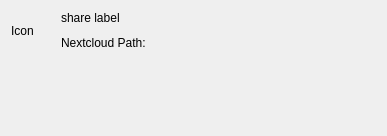
First picture: the form in src/gui/sharedialog.ui, repository nextcloud/desktop, before the edit.
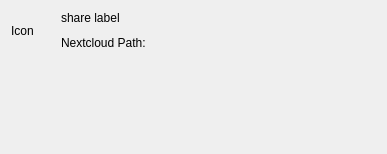
Second picture: the form after the edit.

Commit message: modify layout to get global scroll bar in share dialog

Diff of the .ui file:
```diff
--- a/src/gui/sharedialog.ui
+++ b/src/gui/sharedialog.ui
@@ -7,17 +7,29 @@
     <x>0</x>
     <y>0</y>
     <width>385</width>
-    <height>150</height>
+    <height>169</height>
    </rect>
   </property>
-  <layout class="QVBoxLayout" name="shareDialogVerticalLayout">
+  <property name="sizePolicy">
+   <sizepolicy hsizetype="Preferred" vsizetype="Expanding">
+    <horstretch>0</horstretch>
+    <verstretch>0</verstretch>
+   </sizepolicy>
+  </property>
+  <property name="maximumSize">
+   <size>
+    <width>16777215</width>
+    <height>800</height>
+   </size>
+  </property>
+  <layout class="QVBoxLayout" name="verticalLayout_3">
    <property name="sizeConstraint">
     <enum>QLayout::SetFixedSize</enum>
    </property>
    <item>
-    <layout class="QVBoxLayout" name="verticalLayout">
+    <layout class="QVBoxLayout" name="verticalLayout_1">
      <property name="sizeConstraint">
-      <enum>QLayout::SetFixedSize</enum>
+      <enum>QLayout::SetDefaultConstraint</enum>
      </property>
      <item>
       <layout class="QGridLayout" name="gridLayout" rowstretch="0,0" columnstretch="0,0">
@@ -117,9 +129,9 @@
       </layout>
      </item>
      <item>
-      <widget class="QScrollArea" name="scrollArea">
+      <widget class="QScrollArea" name="scrollArea_2">
        <property name="sizePolicy">
-        <sizepolicy hsizetype="Expanding" vsizetype="Fixed">
+        <sizepolicy hsizetype="Expanding" vsizetype="Expanding">
          <horstretch>0</horstretch>
          <verstretch>0</verstretch>
         </sizepolicy>
@@ -131,21 +143,79 @@
         <enum>Qt::ScrollBarAlwaysOff</enum>
        </property>
        <property name="sizeAdjustPolicy">
-        <enum>QAbstractScrollArea::AdjustIgnored</enum>
+        <enum>QAbstractScrollArea::AdjustToContents</enum>
        </property>
        <property name="widgetResizable">
         <bool>true</bool>
        </property>
-       <widget class="QWidget" name="scrollAreaWidgetContents">
+       <widget class="QWidget" name="scrollAreaWidgetContents_2">
         <property name="geometry">
          <rect>
           <x>0</x>
           <y>0</y>
-          <width>69</width>
-          <height>69</height>
+          <width>371</width>
+          <height>103</height>
          </rect>
         </property>
-        <layout class="QVBoxLayout" name="scrollAreaVerticalLayout"/>
+        <property name="sizePolicy">
+         <sizepolicy hsizetype="Expanding" vsizetype="Expanding">
+          <horstretch>0</horstretch>
+          <verstretch>0</verstretch>
+         </sizepolicy>
+        </property>
+        <property name="maximumSize">
+         <size>
+          <width>16777215</width>
+          <height>16777215</height>
+         </size>
+        </property>
+        <layout class="QVBoxLayout" name="verticalLayout_4">
+         <item>
+          <layout class="QVBoxLayout" name="verticalLayout"/>
+         </item>
+         <item>
+          <widget class="QScrollArea" name="scrollArea">
+           <property name="sizePolicy">
+            <sizepolicy hsizetype="Expanding" vsizetype="Expanding">
+             <horstretch>0</horstretch>
+             <verstretch>0</verstretch>
+            </sizepolicy>
+           </property>
+           <property name="frameShape">
+            <enum>QFrame::NoFrame</enum>
+           </property>
+           <property name="verticalScrollBarPolicy">
+            <enum>Qt::ScrollBarAlwaysOff</enum>
+           </property>
+           <property name="horizontalScrollBarPolicy">
+            <enum>Qt::ScrollBarAlwaysOff</enum>
+           </property>
+           <property name="sizeAdjustPolicy">
+            <enum>QAbstractScrollArea::AdjustToContents</enum>
+           </property>
+           <property name="widgetResizable">
+            <bool>true</bool>
+           </property>
+           <widget class="QWidget" name="scrollAreaWidgetContents">
+            <property name="geometry">
+             <rect>
+              <x>0</x>
+              <y>0</y>
+              <width>359</width>
+              <height>83</height>
+             </rect>
+            </property>
+            <property name="sizePolicy">
+             <sizepolicy hsizetype="Preferred" vsizetype="Expanding">
+              <horstretch>0</horstretch>
+              <verstretch>0</verstretch>
+             </sizepolicy>
+            </property>
+            <layout class="QVBoxLayout" name="scrollAreaVerticalLayout"/>
+           </widget>
+          </widget>
+         </item>
+        </layout>
        </widget>
       </widget>
      </item>
```
The commit also changes 1 other file.
